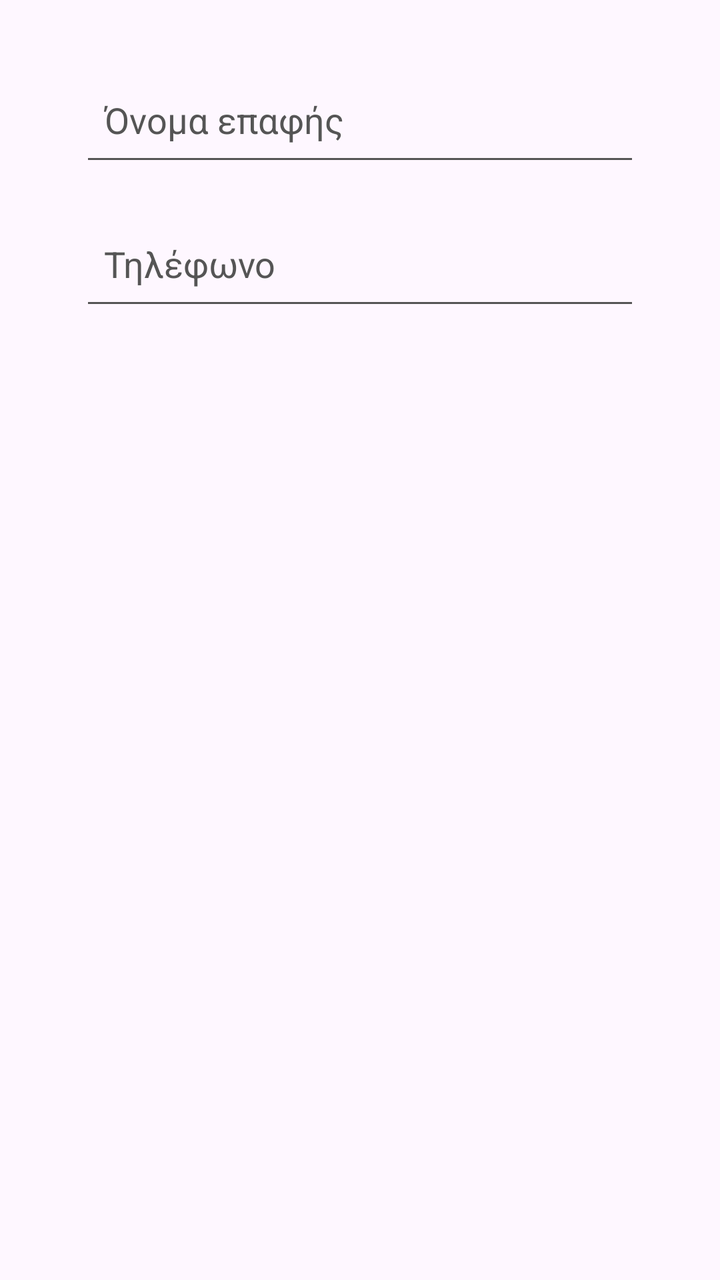
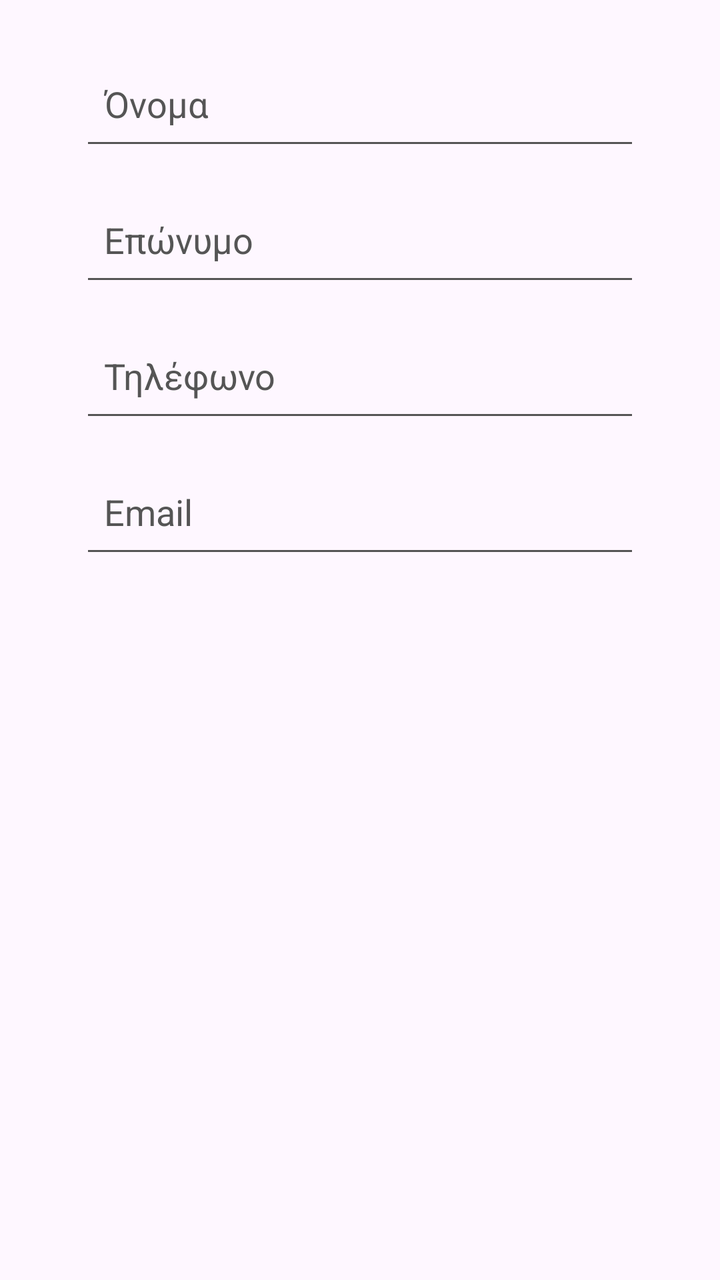

Two renders of the same Android screen: before a commit and after it. Below are the layout's source before the change and the commit's diff.
<!-- AndroidManifest.xml: application theme Theme.ContactManagerApp -->
<!-- res/layout/dialog_contact.xml -->
<?xml version="1.0" encoding="utf-8"?>
<LinearLayout
    xmlns:android="http://schemas.android.com/apk/res/android"
    android:layout_width="match_parent"
    android:layout_height="wrap_content"
    android:orientation="vertical"
    android:paddingStart="24dp"
    android:paddingEnd="24dp"
    android:paddingTop="32dp"
    android:paddingBottom="24dp">

    
    <EditText
        android:id="@+id/editTextName"
        android:layout_width="280dp"
        android:layout_height="56dp"
        android:layout_gravity="center"
        android:hint="@string/contact_name"
        android:inputType="textPersonName"
        android:autofillHints="name"
        android:textColor="#000000"
        android:textColorHint="#555555"
        android:backgroundTint="#555555"
        android:padding="12dp"
        android:minHeight="56dp" />

    
    <EditText
        android:id="@+id/editTextPhone"
        android:layout_width="280dp"
        android:layout_height="56dp"
        android:layout_gravity="center"
        android:layout_marginTop="16dp"
        android:hint="@string/contact_phone"
        android:inputType="phone"
        android:autofillHints="phone"
        android:textColor="#000000"
        android:textColorHint="#555555"
        android:backgroundTint="#555555"
        android:padding="12dp"
        android:minHeight="56dp" />

</LinearLayout>
<!-- resources referenced by this layout -->
<resources>
  <string name="contact_name">Όνομα επαφής</string>
  <string name="contact_phone">Τηλέφωνο</string>
  <style name="Theme.ContactManagerApp" parent="Base.Theme.ContactManagerApp" />
  <style name="Base.Theme.ContactManagerApp" parent="Theme.Material3.DayNight.NoActionBar">
          
          
      </style>
</resources>

<!-- the commit's change to res/layout/dialog_contact.xml (unified diff, before → after) -->
@@ -6,10 +6,9 @@
     android:orientation="vertical"
     android:paddingStart="24dp"
     android:paddingEnd="24dp"
-    android:paddingTop="32dp"
+    android:paddingTop="24dp"
     android:paddingBottom="24dp">
 
-    
     <EditText
         android:id="@+id/editTextName"
         android:layout_width="280dp"
@@ -17,27 +16,52 @@
         android:layout_gravity="center"
         android:hint="@string/contact_name"
         android:inputType="textPersonName"
-        android:autofillHints="name"
+        android:autofillHints="given-name"
         android:textColor="#000000"
         android:textColorHint="#555555"
         android:backgroundTint="#555555"
-        android:padding="12dp"
-        android:minHeight="56dp" />
+        android:padding="12dp" />
 
-    
+    <EditText
+        android:id="@+id/editTextLastName"
+        android:layout_width="280dp"
+        android:layout_height="56dp"
+        android:layout_gravity="center"
+        android:layout_marginTop="12dp"
+        android:hint="@string/contact_last_name"
+        android:inputType="textPersonName"
+        android:autofillHints="family-name"
+        android:textColor="#000000"
+        android:textColorHint="#555555"
+        android:backgroundTint="#555555"
+        android:padding="12dp" />
+
     <EditText
         android:id="@+id/editTextPhone"
         android:layout_width="280dp"
         android:layout_height="56dp"
         android:layout_gravity="center"
-        android:layout_marginTop="16dp"
+        android:layout_marginTop="12dp"
         android:hint="@string/contact_phone"
         android:inputType="phone"
         android:autofillHints="phone"
         android:textColor="#000000"
         android:textColorHint="#555555"
         android:backgroundTint="#555555"
-        android:padding="12dp"
-        android:minHeight="56dp" />
+        android:padding="12dp" />
+
+    <EditText
+        android:id="@+id/editTextEmail"
+        android:layout_width="280dp"
+        android:layout_height="56dp"
+        android:layout_gravity="center"
+        android:layout_marginTop="12dp"
+        android:hint="@string/contact_email"
+        android:inputType="textEmailAddress"
+        android:autofillHints="email"
+        android:textColor="#000000"
+        android:textColorHint="#555555"
+        android:backgroundTint="#555555"
+        android:padding="12dp" />
 
 </LinearLayout>
<!-- resource entries referenced after the edit -->
@@ -1,6 +1,8 @@
 <!-- resources referenced by this layout -->
 <resources>
-  <string name="contact_name">Όνομα επαφής</string>
+  <string name="contact_email">Email</string>
+  <string name="contact_last_name">Επώνυμο</string>
+  <string name="contact_name">Όνομα</string>
   <string name="contact_phone">Τηλέφωνο</string>
   <style name="Theme.ContactManagerApp" parent="Base.Theme.ContactManagerApp" />
   <style name="Base.Theme.ContactManagerApp" parent="Theme.Material3.DayNight.NoActionBar">
